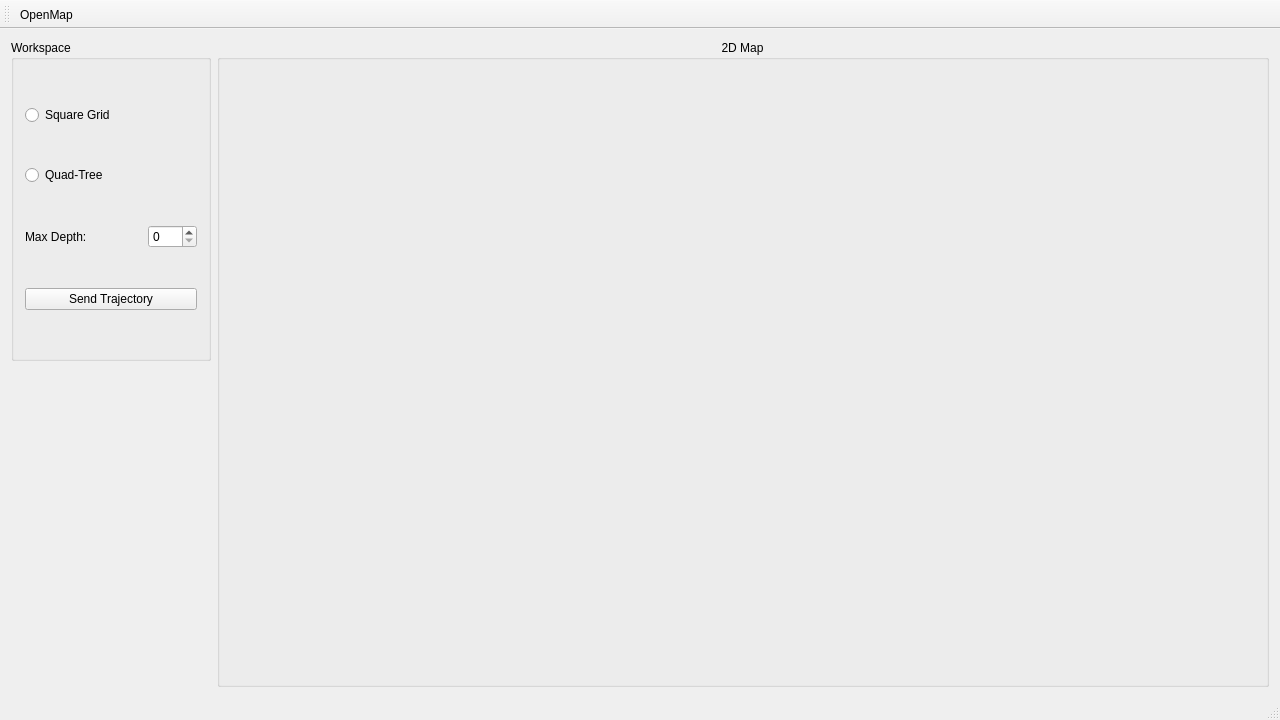
Above: pc/gui/mainwindow.ui from rxdu/libxmotion before the change. Below: the same form after it.
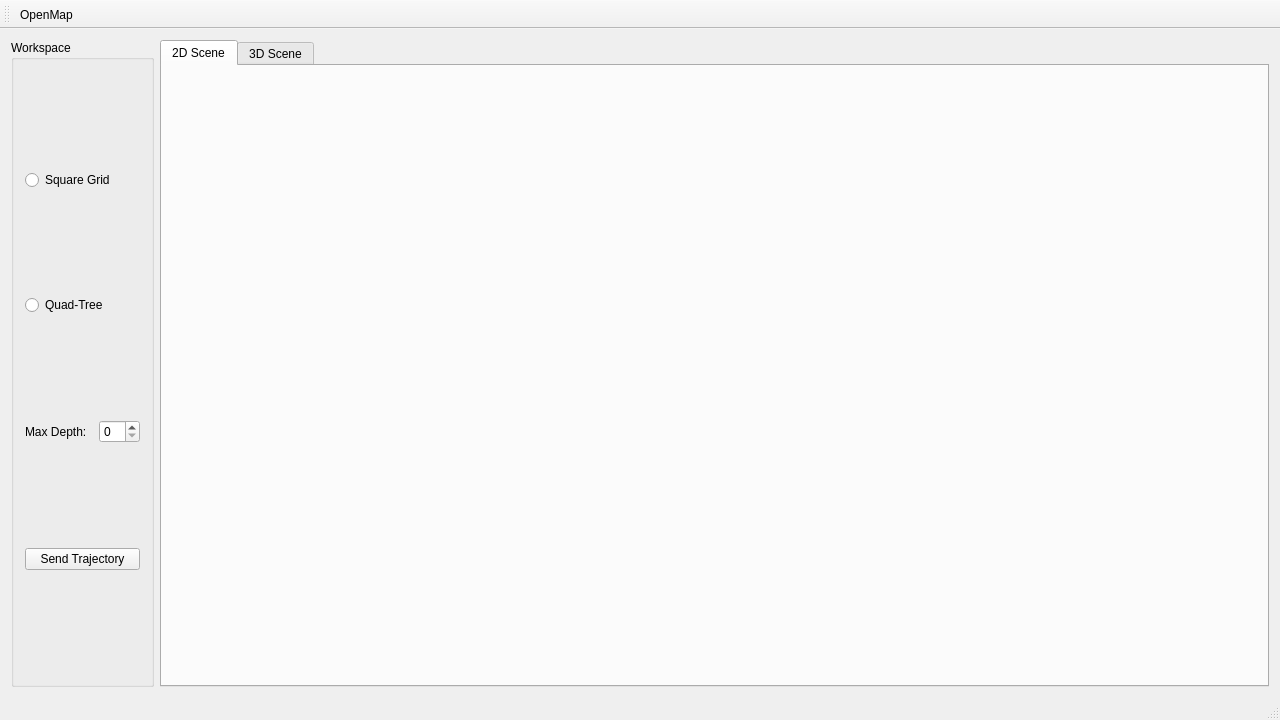
That is the form after the change.

Patch:
```diff
--- a/pc/gui/mainwindow.ui
+++ b/pc/gui/mainwindow.ui
@@ -15,22 +15,11 @@
   </property>
   <widget class="QWidget" name="centralWidget">
    <layout class="QGridLayout" name="gridLayout">
-    <item row="0" column="1" rowspan="2" colspan="2">
-     <widget class="QGroupBox" name="gbMap">
-      <property name="title">
-       <string>2D Map</string>
-      </property>
-      <property name="alignment">
-       <set>Qt::AlignHCenter|Qt::AlignTop</set>
-      </property>
-      <layout class="QGridLayout" name="gridLayout_3"/>
-     </widget>
-    </item>
     <item row="0" column="0">
      <widget class="QGroupBox" name="gbWSpace">
       <property name="maximumSize">
        <size>
-        <width>200</width>
+        <width>250</width>
         <height>16777215</height>
        </size>
       </property>
@@ -78,6 +67,30 @@
       </layout>
      </widget>
     </item>
+    <item row="0" column="1">
+     <widget class="QTabWidget" name="tabWidget">
+      <property name="tabPosition">
+       <enum>QTabWidget::North</enum>
+      </property>
+      <property name="tabShape">
+       <enum>QTabWidget::Rounded</enum>
+      </property>
+      <property name="currentIndex">
+       <number>0</number>
+      </property>
+      <widget class="QWidget" name="tab2DScene">
+       <attribute name="title">
+        <string>2D Scene</string>
+       </attribute>
+       <layout class="QGridLayout" name="gridLayout_4"/>
+      </widget>
+      <widget class="QWidget" name="tab3DScene">
+       <attribute name="title">
+        <string>3D Scene</string>
+       </attribute>
+      </widget>
+     </widget>
+    </item>
    </layout>
   </widget>
   <widget class="QMenuBar" name="menuBar">
```
